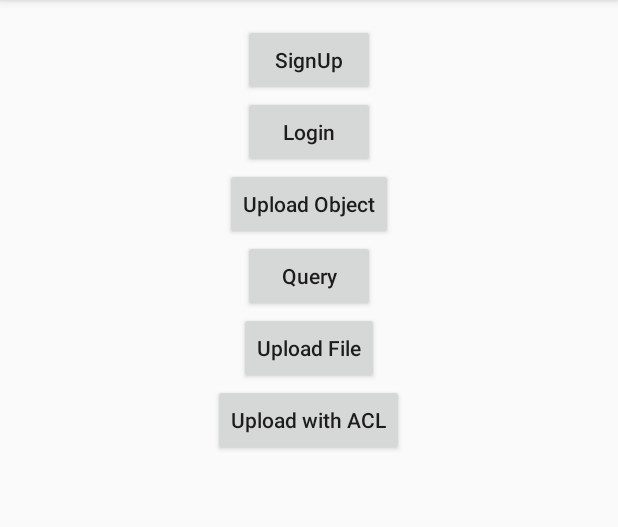
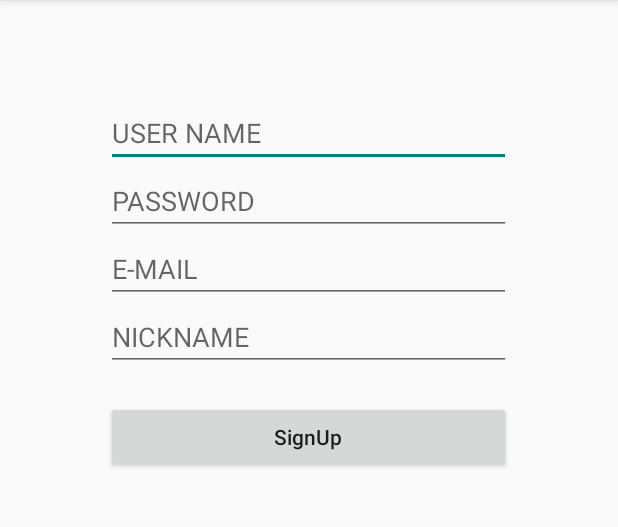
Before and after one commit to ohjongin/parse-tutorial-android, an Android app: the screen it shows after launch (MainActivity before the commit, SignupActivity after it), after a tap on "SignUp", on a phone screen of 412 x 824 dp, the part 84-611 px from its top. Run offline under Robolectric (Android 15) with nearby library versions, the phone set to English and light mode, and no system bars.

Commit message:
login과 signup 분리
MainActivity에 있던 login과 signup을 각각 LoginActivity와 SignupActivity로 이동했다.
그리고 각각을 입력할 수 있는 EditText를 추가해서 새롭게 가입할 수 있도록 만들었다.

- login package 추가. LoginActivity와 SignupActivity가 있음
- common package 추가. Consts로 공통으로 사용하는 상수 정리
- util package 추가. 공통으로 사용할 utils로 현재 hideSoftKeyboard 추가

```diff
--- a/app/src/main/java/me/ji5/parsetutorial/MainActivity.java
+++ b/app/src/main/java/me/ji5/parsetutorial/MainActivity.java
@@ -24,27 +24,16 @@ import java.io.InputStream;
 import java.util.List;
 import java.util.Random;
 
-public class MainActivity extends AppCompatActivity implements View.OnClickListener {
-    protected static final String TAG = "MainActivity";
+import me.ji5.parsetutorial.common.Consts;
 
-    protected static final String USERNAME = "ohjongin";
-    protected static final String PASSWORD = "1234567890";
-    protected static final String EMAIL = "ohjongin@gmail.com";
-    protected static final String NAME = "오종인";
-
-    protected static final String COL_CONTENT = "content";
-    protected static final String COL_USERNAME = "username";
-    protected static final String COL_CREATEDBY = "createdBy";
-    protected static final String COL_IMAGE = "image";
-    protected static final String COL_DISPLAYNAME = "displayName";
+public class MainActivity extends AppCompatActivity implements View.OnClickListener, Consts {
+    protected static final String TAG = MainActivity.class.getSimpleName();
 
     @Override
     protected void onCreate(Bundle savedInstanceState) {
         super.onCreate(savedInstanceState);
         setContentView(R.layout.activity_main);
 
-        findViewById(R.id.btn_signup).setOnClickListener(this);
-        findViewById(R.id.btn_login).setOnClickListener(this);
         findViewById(R.id.btn_upload_object).setOnClickListener(this);
         findViewById(R.id.btn_query).setOnClickListener(this);
         findViewById(R.id.btn_upload_file).setOnClickListener(this);
@@ -54,12 +43,6 @@ public class MainActivity extends AppCompatActivity implements View.OnClickListe
     @Override
     public void onClick(View v) {
         switch (v.getId()) {
-            case R.id.btn_signup:
-                onSignUp();
-                break;
-            case R.id.btn_login:
-                onLogin();
-                break;
             case R.id.btn_upload_object:
                 onUploadObject();
                 break;
@@ -73,47 +56,6 @@ public class MainActivity extends AppCompatActivity implements View.OnClickListe
                 onUploadAcl();
                 break;
         }
-    }
-
-    protected void onSignUp() {
-        final ParseUser user = new ParseUser();
-
-        user.setUsername(USERNAME);
-        user.setPassword(PASSWORD);
-        user.setEmail(EMAIL);
-        user.put(COL_DISPLAYNAME, NAME);
-        user.signUpInBackground(new SignUpCallback() {
-            @Override
-            public void done(ParseException e) {
-                if (e != null) {
-                    if (BuildConfig.DEBUG) e.printStackTrace();
-                    Toast.makeText(MainActivity.this, e.getLocalizedMessage(), Toast.LENGTH_LONG).show();
-                    return;
-                }
-
-                Toast.makeText(MainActivity.this, "Registered! - " + user.getUsername(), Toast.LENGTH_LONG).show();
-            }
-        });
-    }
-
-    protected void onLogin() {
-        ParseUser.logInInBackground(USERNAME, PASSWORD, new LogInCallback() {
-            @Override
-            public void done(ParseUser parseUser, ParseException e) {
-                if (e != null) {
-                    if (BuildConfig.DEBUG) e.printStackTrace();
-                    Toast.makeText(MainActivity.this, e.getLocalizedMessage(), Toast.LENGTH_LONG).show();
-                    return;
-                }
-
-                if (parseUser == null) {
-                    Toast.makeText(MainActivity.this, "The user info is null!!!", Toast.LENGTH_LONG).show();
-                    return;
-                }
-
-                Toast.makeText(MainActivity.this, "Login success - " + ParseUser.getCurrentUser().getUsername(), Toast.LENGTH_LONG).show();
-            }
-        });
     }
 
     /**
--- /dev/null
+++ b/app/src/main/java/me/ji5/parsetutorial/common/Consts.java
@@ -0,0 +1,18 @@
+package me.ji5.parsetutorial.common;
+
+/**
+ * Created by yeojoy on 15. 7. 13..
+ */
+public interface Consts {
+
+    String USERNAME = "testid";
+    String PASSWORD = "testid14%";
+    String EMAIL = "testid@gmail.com";
+    String NAME = "TESTER";
+
+    String COL_CONTENT = "content";
+    String COL_USERNAME = "username";
+    String COL_CREATEDBY = "createdBy";
+    String COL_IMAGE = "image";
+    String COL_DISPLAYNAME = "displayName";
+}
--- /dev/null
+++ b/app/src/main/java/me/ji5/parsetutorial/login/LoginActivity.java
@@ -0,0 +1,107 @@
+package me.ji5.parsetutorial.login;
+
+import android.app.ProgressDialog;
+import android.content.Context;
+import android.content.Intent;
+import android.os.Bundle;
+import android.support.v7.app.AppCompatActivity;
+import android.text.TextUtils;
+import android.view.View;
+import android.widget.EditText;
+import android.widget.Toast;
+
+import com.parse.LogInCallback;
+import com.parse.ParseException;
+import com.parse.ParseUser;
+
+import me.ji5.parsetutorial.BuildConfig;
+import me.ji5.parsetutorial.MainActivity;
+import me.ji5.parsetutorial.R;
+import me.ji5.parsetutorial.common.Consts;
+import me.ji5.parsetutorial.utils.CommonUtils;
+
+public class LoginActivity extends AppCompatActivity implements View.OnClickListener, Consts {
+    protected static final String TAG = LoginActivity.class.getSimpleName();
+
+    private Context mContext;
+
+    private EditText mEtUsername, mEtPassword;
+
+    @Override
+    protected void onCreate(Bundle savedInstanceState) {
+        super.onCreate(savedInstanceState);
+        setContentView(R.layout.activity_login);
+
+        mContext = this;
+
+        findViewById(R.id.btn_login).setOnClickListener(this);
+        findViewById(R.id.btn_signup).setOnClickListener(this);
+
+        mEtUsername = (EditText) findViewById(R.id.et_username);
+        mEtPassword = (EditText) findViewById(R.id.et_password);
+    }
+
+    @Override
+    public void onClick(View v) {
+        if (v.getId() == R.id.btn_login)
+            onLogin();
+        else if (v.getId() == R.id.btn_signup)
+            goToSignupActivity();
+    }
+
+    /**
+     * Parse Login을 수행
+     * 입력한 id / pwd가 없을 경우 Consts에 정의한 USERNAME과 PASSWORD를 사용해서
+     * 로그인한다.
+     */
+    protected void onLogin() {
+
+        CommonUtils.hideSoftKeyboard(mContext, mEtUsername);
+
+        final ProgressDialog progressDialog = new ProgressDialog(mContext);
+        progressDialog.setCancelable(true);
+        progressDialog.setCanceledOnTouchOutside(false);
+        progressDialog.show();
+
+        String username = mEtUsername.getText().toString();
+
+        if (username == null || TextUtils.isEmpty(username))
+            username = USERNAME;
+
+        String password = mEtPassword.getText().toString();
+
+        if (password == null || TextUtils.isEmpty(password))
+            password = PASSWORD;
+
+        ParseUser.logInInBackground(username, password, new LogInCallback() {
+            @Override
+            public void done(ParseUser parseUser, ParseException e) {
+                if (progressDialog.isShowing())
+                    progressDialog.dismiss();
+
+                if (e != null) {
+                    if (BuildConfig.DEBUG) e.printStackTrace();
+                    Toast.makeText(LoginActivity.this, e.getLocalizedMessage(), Toast.LENGTH_LONG).show();
+                    return;
+                }
+
+                if (parseUser == null) {
+                    Toast.makeText(LoginActivity.this, "The user info is null!!!", Toast.LENGTH_LONG).show();
+                    return;
+                }
+
+                Toast.makeText(LoginActivity.this, "Login success - " + ParseUser.getCurrentUser().getUsername(), Toast.LENGTH_LONG).show();
+
+                // 성공 후 MainActivity로 이동
+                Intent intent = new Intent(mContext, MainActivity.class);
+                startActivity(intent);
+                finish();
+            }
+        });
+    }
+
+    private void goToSignupActivity() {
+        Intent intent = new Intent(mContext, SignupActivity.class);
+        startActivity(intent);
+    }
+}
--- /dev/null
+++ b/app/src/main/java/me/ji5/parsetutorial/login/SignupActivity.java
@@ -0,0 +1,113 @@
+package me.ji5.parsetutorial.login;
+
+import android.app.ProgressDialog;
+import android.content.Context;
+import android.os.Bundle;
+import android.os.Handler;
+import android.support.v7.app.AppCompatActivity;
+import android.text.TextUtils;
+import android.view.View;
+import android.widget.EditText;
+import android.widget.Toast;
+
+import com.parse.LogInCallback;
+import com.parse.ParseException;
+import com.parse.ParseUser;
+import com.parse.SignUpCallback;
+
+import me.ji5.parsetutorial.BuildConfig;
+import me.ji5.parsetutorial.R;
+import me.ji5.parsetutorial.common.Consts;
+import me.ji5.parsetutorial.utils.CommonUtils;
+
+public class SignupActivity extends AppCompatActivity implements View.OnClickListener, Consts {
+    protected static final String TAG = SignupActivity.class.getSimpleName();
+
+    private EditText mEtUsername, mEtPassword, mEtEmail, mEtDisplayName;
+
+    private Context mContext;
+
+    @Override
+    protected void onCreate(Bundle savedInstanceState) {
+        super.onCreate(savedInstanceState);
+        setContentView(R.layout.activity_signup);
+
+        mContext = this;
+
+        findViewById(R.id.btn_signup).setOnClickListener(this);
+
+        mEtUsername = (EditText) findViewById(R.id.et_username);
+        mEtPassword = (EditText) findViewById(R.id.et_password);
+        mEtEmail = (EditText) findViewById(R.id.et_email);
+        mEtDisplayName = (EditText) findViewById(R.id.et_display_name);
+    }
+
+    @Override
+    public void onClick(View v) {
+        switch (v.getId()) {
+            case R.id.btn_signup:
+                onSignUp();
+                break;
+        }
+    }
+
+    protected void onSignUp() {
+
+        CommonUtils.hideSoftKeyboard(mContext, mEtUsername);
+
+        final ProgressDialog progressDialog = new ProgressDialog(mContext);
+        progressDialog.setCancelable(true);
+        progressDialog.setCanceledOnTouchOutside(false);
+        progressDialog.show();
+
+        final ParseUser user = new ParseUser();
+
+        // validation check login도 추가하면 좋음
+
+        String username = mEtUsername.getText().toString();
+        if (username == null || TextUtils.isEmpty(username))
+            username = USERNAME;
+
+        String password = mEtPassword.getText().toString();
+        if (password == null || TextUtils.isEmpty(password))
+            password = PASSWORD;
+
+        String email = mEtEmail.getText().toString();
+        if (email == null || TextUtils.isEmpty(email))
+            email = EMAIL;
+
+        String displayName = mEtEmail.getText().toString();
+        if (displayName == null || TextUtils.isEmpty(displayName))
+            displayName = NAME;
+
+        user.setUsername(username);
+        user.setPassword(password);
+        user.setEmail(email);
+
+        user.put(COL_DISPLAYNAME, displayName);
+        user.signUpInBackground(new SignUpCallback() {
+            @Override
+            public void done(ParseException e) {
+
+                if (progressDialog.isShowing())
+                    progressDialog.dismiss();
+
+                if (e != null) {
+                    if (BuildConfig.DEBUG) e.printStackTrace();
+                    Toast.makeText(SignupActivity.this, e.getLocalizedMessage(), Toast.LENGTH_LONG).show();
+                    return;
+                }
+
+                Toast.makeText(SignupActivity.this, "Registered! - " + user.getUsername(), Toast.LENGTH_LONG).show();
+
+                new Handler().postDelayed(new Runnable() {
+                    @Override
+                    public void run() {
+                        finish();
+                    }
+                }, 1500);
+            }
+        });
+    }
+
+}
--- a/app/src/main/res/layout/activity_main.xml
+++ b/app/src/main/res/layout/activity_main.xml
@@ -12,16 +12,6 @@
         android:layout_height="wrap_content"
         android:orientation="vertical"
         android:gravity="center_horizontal">
-        <Button
-            android:id="@+id/btn_signup"
-            android:layout_width="wrap_content"
-            android:layout_height="wrap_content"
-            android:text="@string/signup"/>
-        <Button
-            android:id="@+id/btn_login"
-            android:layout_width="wrap_content"
-            android:layout_height="wrap_content"
-            android:text="@string/login"/>
         <Button
             android:id="@+id/btn_upload_object"
             android:layout_width="wrap_content"
--- /dev/null
+++ b/app/src/main/res/layout/activity_signup.xml
@@ -0,0 +1,46 @@
+<!-- A DrawerLayout is intended to be used as the top-level content view using match_parent for both width and height to consume the full space available. -->
+<LinearLayout
+    xmlns:android="http://schemas.android.com/apk/res/android"
+    xmlns:tools="http://schemas.android.com/tools"
+    android:id="@+id/layout_main"
+    android:layout_width="match_parent"
+    android:layout_height="match_parent"
+    android:padding="@dimen/activity_vertical_margin"
+    android:orientation="vertical"
+    android:gravity="center_horizontal"
+    tools:context=".MainActivity">
+
+    <EditText
+        android:id="@+id/et_username"
+        android:layout_width="270dp"
+        android:layout_height="wrap_content"
+        android:layout_marginTop="50dp"
+        android:hint="@string/hint_username" />
+
+    <EditText
+        android:id="@+id/et_password"
+        android:layout_width="270dp"
+        android:layout_height="wrap_content"
+        android:hint="@string/hint_password"
+        android:inputType="textPassword"/>
+
+    <EditText
+        android:id="@+id/et_email"
+        android:layout_width="270dp"
+        android:layout_height="wrap_content"
+        android:hint="@string/hint_email"
+        android:inputType="textEmailAddress"/>
+
+    <EditText
+        android:id="@+id/et_display_name"
+        android:layout_width="270dp"
+        android:layout_height="wrap_content"
+        android:hint="@string/hint_display_name" />
+
+    <Button
+        android:id="@+id/btn_signup"
+        android:layout_width="270dp"
+        android:layout_height="wrap_content"
+        android:layout_marginTop="20dp"
+        android:text="@string/signup"/>
+</LinearLayout>
--- a/app/src/main/res/values/strings.xml
+++ b/app/src/main/res/values/strings.xml
@@ -17,4 +17,10 @@
     <string name="query">Query</string>
     <string name="upload_file">Upload File</string>
     <string name="upload_acl">Upload with ACL</string>
+
+    <!-- hint area -->
+    <string name="hint_username">USER NAME</string>
+    <string name="hint_password">PASSWORD</string>
+    <string name="hint_email">E-MAIL</string>
+    <string name="hint_display_name">NICKNAME</string>
 </resources>
```
Also changed, not shown: app/src/main/AndroidManifest.xml (+19 -10 lines), app/src/main/java/me/ji5/parsetutorial/utils/CommonUtils.java (added, +18 -0 lines), app/src/main/res/layout/activity_login.xml (added, +39 -0 lines), app/libs/Parse-1.9.1.jar (deleted), app/libs/Parse-1.9.3.jar (added), 1 other file.
